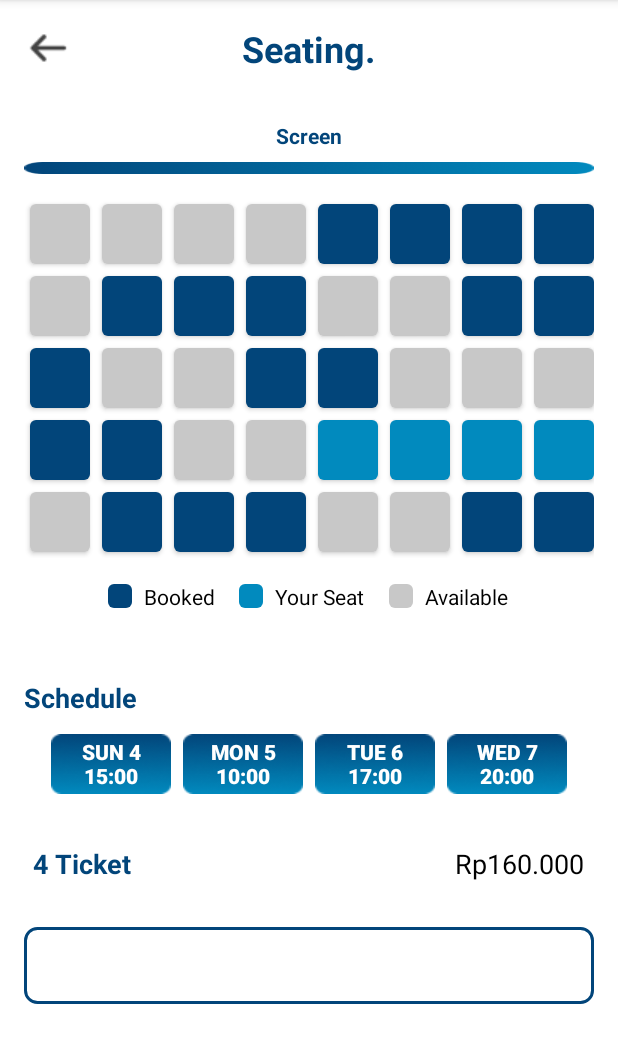
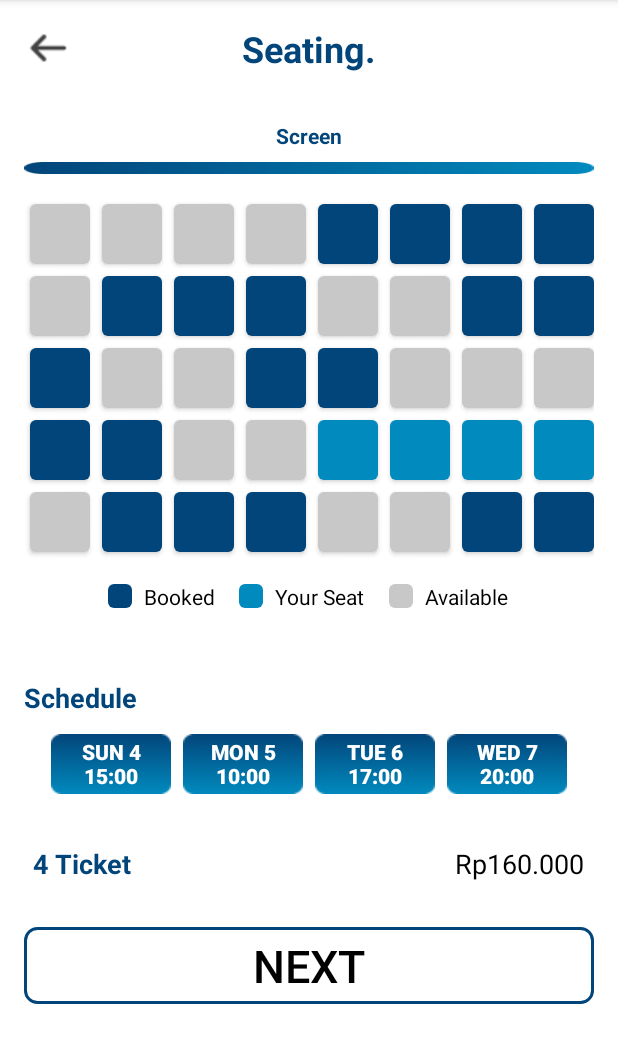
Before and after one commit to satrioagnag/PEMMOB_UAS, an Android app: the SeatScreenActivity screen opened directly, with no data from a screen before it, on a phone screen of 412 x 824 dp, the part 84-1147 px from its top. Run offline under Robolectric (Android 15) with nearby library versions, the phone set to English and light mode, and no system bars.

Commit message:
flow 1 til invoice

```diff
--- a/app/build.gradle.kts
+++ b/app/build.gradle.kts
@@ -44,6 +44,7 @@ dependencies {
     implementation("com.google.android.material:material:1.12.0")
     implementation("androidx.constraintlayout:constraintlayout:2.1.4")
     implementation("com.google.firebase:firebase-database:21.0.0")
+    implementation("androidx.gridlayout:gridlayout:1.0.0")
     testImplementation("junit:junit:4.13.2")
     androidTestImplementation("androidx.test.ext:junit:1.1.5")
     androidTestImplementation("androidx.test.espresso:espresso-core:3.5.1")
--- a/app/src/main/java/com/example/projectuas/MainActivity.kt
+++ b/app/src/main/java/com/example/projectuas/MainActivity.kt
@@ -11,7 +11,7 @@ class MainActivity : AppCompatActivity() {
         setContentView(R.layout.activity_main)
 
         findViewById<View>(R.id.start_button).setOnClickListener {
-            startActivity(Intent(this@MainActivity, MainScreenActivity::class.java))
+            startActivity(Intent(this@MainActivity, SignUpActivity::class.java))
             finish()
         }
     }
--- a/app/src/main/java/com/example/projectuas/SeatScreenActivity.kt
+++ b/app/src/main/java/com/example/projectuas/SeatScreenActivity.kt
@@ -1,17 +1,56 @@
 package com.example.projectuas
 
-
+import android.content.Intent
 import android.os.Bundle
-import android.view.View
 import android.widget.Button
-import android.widget.ImageButton
+import android.widget.GridLayout
 import android.widget.Toast
 import androidx.appcompat.app.AppCompatActivity
 
+
 class SeatScreenActivity : AppCompatActivity() {
+
+    private lateinit var gridLayout: GridLayout
 
     override fun onCreate(savedInstanceState: Bundle?) {
         super.onCreate(savedInstanceState)
         setContentView(R.layout.activity_seat_screen)
+
+        gridLayout = findViewById(R.id.seatGridLayout)
+        setupSeatButtons()
+
+        val btnNext = findViewById<Button>(R.id.btnNext)
+        btnNext.setOnClickListener {
+            navigateToPayment()
+        }
+    }
+
+    private fun setupSeatButtons() {
+        for (i in 0 until gridLayout.childCount) {
+            val button = gridLayout.getChildAt(i) as Button
+            button.setOnClickListener {
+                toggleSeatSelection(button)
+            }
+        }
+    }
+
+    private fun toggleSeatSelection(button: Button) {
+        // Implement logic to toggle seat selection here
+        val currentBackground = button.background.constantState
+        val availableBackground = resources.getDrawable(R.drawable.seat_available, null).constantState
+        val bookedBackground = resources.getDrawable(R.drawable.seat_booked, null).constantState
+
+        if (currentBackground == availableBackground) {
+            button.setBackgroundResource(R.drawable.seat_yourseat)
+        } else if (currentBackground == bookedBackground) {
+            Toast.makeText(this, "Seat already booked", Toast.LENGTH_SHORT).show()
+        } else {
+            button.setBackgroundResource(R.drawable.seat_available)
+        }
+    }
+    private fun navigateToPayment() {
+        // Start PaymentActivity
+        val intent = Intent(this, PaymentActivity::class.java)
+        startActivity(intent)
     }
 }
--- a/app/src/main/res/layout/activity_payment.xml
+++ b/app/src/main/res/layout/activity_payment.xml
@@ -200,6 +200,7 @@
         </LinearLayout>
 
         <Button
+            android:id="@+id/btnNext"
             android:layout_width="match_parent"
             android:layout_height="wrap_content"
             android:text="Pay"
--- a/app/src/main/res/layout/activity_seat_screen.xml
+++ b/app/src/main/res/layout/activity_seat_screen.xml
@@ -56,6 +56,7 @@
 
         <!-- Seats Layout -->
         <GridLayout
+            android:id="@+id/seatGridLayout"
             android:layout_width="match_parent"
             android:layout_height="wrap_content"
             android:alignmentMode="alignMargins"
@@ -66,36 +67,42 @@
             <!-- Sample Seat Buttons -->
             <!-- Replace these with the actual seat buttons with proper IDs and states -->
             <Button
+                android:id="@+id/seat1"
                 android:layout_width="40dp"
                 android:layout_height="40dp"
                 android:layout_margin="4dp"
                 android:background="@drawable/seat_available"
                 android:contentDescription="Available Seat" />
             <Button
+                android:id="@+id/seat2"
                 android:layout_width="40dp"
                 android:layout_height="40dp"
                 android:layout_margin="4dp"
                 android:background="@drawable/seat_available"
                 android:contentDescription="Available Seat" />
             <Button
+                android:id="@+id/seat3"
                 android:layout_width="40dp"
                 android:layout_height="40dp"
                 android:layout_margin="4dp"
                 android:background="@drawable/seat_available"
                 android:contentDescription="Available Seat" />
             <Button
+                android:id="@+id/seat4"
                 android:layout_width="40dp"
                 android:layout_height="40dp"
                 android:layout_margin="4dp"
                 android:background="@drawable/seat_available"
                 android:contentDescription="Available Seat" />
             <Button
+                android:id="@+id/seat5"
                 android:layout_width="40dp"
                 android:layout_height="40dp"
                 android:layout_margin="4dp"
                 android:background="@drawable/seat_booked"
                 android:contentDescription="Booked Seat" />
             <Button
+                android:id="@+id/seat6"
                 android:layout_width="40dp"
                 android:layout_height="40dp"
                 android:layout_margin="4dp"
@@ -103,6 +110,7 @@
                 android:contentDescription="Booked Seat" />
 
             <Button
+                android:id="@+id/seat7"
                 android:layout_width="40dp"
                 android:layout_height="40dp"
                 android:layout_margin="4dp"
@@ -110,66 +118,77 @@
                 android:contentDescription="Booked Seat" />
 
             <Button
+                android:id="@+id/seat8"
                 android:layout_width="40dp"
                 android:layout_height="40dp"
                 android:layout_margin="4dp"
                 android:background="@drawable/seat_booked"
                 android:contentDescription="Booked Seat" />
             <Button
+                android:id="@+id/seat9"
                 android:layout_width="40dp"
                 android:layout_height="40dp"
                 android:layout_margin="4dp"
                 android:background="@drawable/seat_available"
                 android:contentDescription="Available Seat" />
             <Button
+                android:id="@+id/seat10"
                 android:layout_width="40dp"
                 android:layout_height="40dp"
                 android:layout_margin="4dp"
                 android:background="@drawable/seat_booked"
                 android:contentDescription="Available Seat" />
             <Button
+                android:id="@+id/seat11"
                 android:layout_width="40dp"
                 android:layout_height="40dp"
                 android:layout_margin="4dp"
                 android:background="@drawable/seat_booked"
                 android:contentDescription="Available Seat" />
             <Button
+                android:id="@+id/seat12"
                 android:layout_width="40dp"
                 android:layout_height="40dp"
                 android:layout_margin="4dp"
                 android:background="@drawable/seat_booked"
                 android:contentDescription="Available Seat" />
             <Button
+                android:id="@+id/seat13"
                 android:layout_width="40dp"
                 android:layout_height="40dp"
                 android:layout_margin="4dp"
                 android:background="@drawable/seat_available"
                 android:contentDescription="Available Seat" />
             <Button
+                android:id="@+id/seat14"
                 android:layout_width="40dp"
                 android:layout_height="40dp"
                 android:layout_margin="4dp"
                 android:background="@drawable/seat_available"
                 android:contentDescription="Available Seat" />
             <Button
+                android:id="@+id/seat15"
                 android:layout_width="40dp"
                 android:layout_height="40dp"
                 android:layout_margin="4dp"
                 android:background="@drawable/seat_booked"
                 android:contentDescription="Available Seat" />
             <Button
+                android:id="@+id/seat16"
                 android:layout_width="40dp"
                 android:layout_height="40dp"
                 android:layout_margin="4dp"
                 android:background="@drawable/seat_booked"
                 android:contentDescription="Available Seat" />
             <Button
+                android:id="@+id/seat17"
                 android:layout_width="40dp"
                 android:layout_height="40dp"
                 android:layout_margin="4dp"
                 android:background="@drawable/seat_booked"
                 android:contentDescription="Available Seat" />
             <Button
+                android:id="@+id/seat18"
                 android:layout_width="40dp"
                 android:layout_height="40dp"
                 android:layout_margin="4dp"
@@ -177,132 +196,154 @@
                 android:contentDescription="Available Seat" />
 
             <Button
+                android:id="@+id/seat19"
                 android:layout_width="40dp"
                 android:layout_height="40dp"
                 android:layout_margin="4dp"
                 android:background="@drawable/seat_available"
                 android:contentDescription="Available Seat" />
             <Button
+                android:id="@+id/seat20"
                 android:layout_width="40dp"
                 android:layout_height="40dp"
                 android:layout_margin="4dp"
                 android:background="@drawable/seat_booked"
                 android:contentDescription="Available Seat" />
             <Button
+                android:id="@+id/seat21"
                 android:layout_width="40dp"
                 android:layout_height="40dp"
                 android:layout_margin="4dp"
                 android:background="@drawable/seat_booked"
                 android:contentDescription="Available Seat" />
             <Button
+                android:id="@+id/seat22"
                 android:layout_width="40dp"
                 android:layout_height="40dp"
                 android:layout_margin="4dp"
                 android:background="@drawable/seat_available"
                 android:contentDescription="Available Seat" />
             <Button
+                android:id="@+id/seat23"
                 android:layout_width="40dp"
                 android:layout_height="40dp"
                 android:layout_margin="4dp"
                 android:background="@drawable/seat_available"
                 android:contentDescription="Available Seat" />
             <Button
+                android:id="@+id/seat24"
                 android:layout_width="40dp"
                 android:layout_height="40dp"
                 android:layout_margin="4dp"
                 android:background="@drawable/seat_available"
                 android:contentDescription="Available Seat" />
             <Button
+                android:id="@+id/seat25"
                 android:layout_width="40dp"
                 android:layout_height="40dp"
                 android:layout_margin="4dp"
                 android:background="@drawable/seat_booked"
                 android:contentDescription="Available Seat" />
             <Button
+                android:id="@+id/seat26"
                 android:layout_width="40dp"
                 android:layout_height="40dp"
                 android:layout_margin="4dp"
                 android:background="@drawable/seat_booked"
                 android:contentDescription="Available Seat" />
             <Button
+                android:id="@+id/seat27"
                 android:layout_width="40dp"
                 android:layout_height="40dp"
                 android:layout_margin="4dp"
                 android:background="@drawable/seat_available"
                 android:contentDescription="Available Seat" />
             <Button
+                android:id="@+id/seat28"
                 android:layout_width="40dp"
                 android:layout_height="40dp"
                 android:layout_margin="4dp"
                 android:background="@drawable/seat_available"
                 android:contentDescription="Available Seat" />
             <Button
+                android:id="@+id/seat29"
                 android:layout_width="40dp"
                 android:layout_height="40dp"
                 android:layout_margin="4dp"
                 android:background="@drawable/seat_yourseat"
                 android:contentDescription="Available Seat" />
             <Button
+                android:id="@+id/seat30"
                 android:layout_width="40dp"
                 android:layout_height="40dp"
                 android:layout_margin="4dp"
                 android:background="@drawable/seat_yourseat"
                 android:contentDescription="Available Seat" />
             <Button
+                android:id="@+id/seat31"
                 android:layout_width="40dp"
                 android:layout_height="40dp"
                 android:layout_margin="4dp"
                 android:background="@drawable/seat_yourseat"
                 android:contentDescription="Available Seat" />
             <Button
+                android:id="@+id/seat32"
                 android:layout_width="40dp"
                 android:layout_height="40dp"
                 android:layout_margin="4dp"
                 android:background="@drawable/seat_yourseat"
                 android:contentDescription="Available Seat" />
             <Button
+                android:id="@+id/seat33"
                 android:layout_width="40dp"
                 android:layout_height="40dp"
                 android:layout_margin="4dp"
                 android:background="@drawable/seat_available"
                 android:contentDescription="Available Seat" />
             <Button
+                android:id="@+id/seat34"
                 android:layout_width="40dp"
                 android:layout_height="40dp"
                 android:layout_margin="4dp"
                 android:background="@drawable/seat_booked"
                 android:contentDescription="Available Seat" />
             <Button
+                android:id="@+id/seat35"
                 android:layout_width="40dp"
                 android:layout_height="40dp"
                 android:layout_margin="4dp"
                 android:background="@drawable/seat_booked"
                 android:contentDescription="Available Seat" />
             <Button
+                android:id="@+id/seat36"
                 android:layout_width="40dp"
                 android:layout_height="40dp"
                 android:layout_margin="4dp"
                 android:background="@drawable/seat_booked"
                 android:contentDescription="Available Seat" />
             <Button
+                android:id="@+id/seat37"
                 android:layout_width="40dp"
                 android:layout_height="40dp"
                 android:layout_margin="4dp"
                 android:background="@drawable/seat_available"
                 android:contentDescription="Available Seat" />
             <Button
+                android:id="@+id/seat38"
                 android:layout_width="40dp"
                 android:layout_height="40dp"
                 android:layout_margin="4dp"
                 android:background="@drawable/seat_available"
                 android:contentDescription="Available Seat" />
             <Button
+                android:id="@+id/seat39"
                 android:layout_width="40dp"
                 android:layout_height="40dp"
                 android:layout_margin="4dp"
                 android:background="@drawable/seat_booked"
                 android:contentDescription="Available Seat" />
             <Button
+                android:id="@+id/seat40"
                 android:layout_width="40dp"
                 android:layout_height="40dp"
                 android:layout_margin="4dp"
@@ -472,6 +513,7 @@
 
         <!-- Next Button -->
         <Button
+            android:id="@+id/btnNext"
             android:layout_width="match_parent"
             android:layout_height="wrap_content"
             android:layout_marginTop="30dp"
@@ -479,7 +521,7 @@
             android:padding="5dp"
             android:text="Next"
             android:textAlignment="center"
-            android:textColor="#FFFFFF"
+            android:textColor="#000000"
             android:textSize="30dp" />
     </LinearLayout>
 
```
Also changed, not shown: app/src/main/java/com/example/projectuas/PaymentActivity.kt (+13 -0 lines), app/src/main/java/com/example/projectuas/PaymentMethodActivity.kt (+12 -0 lines).
